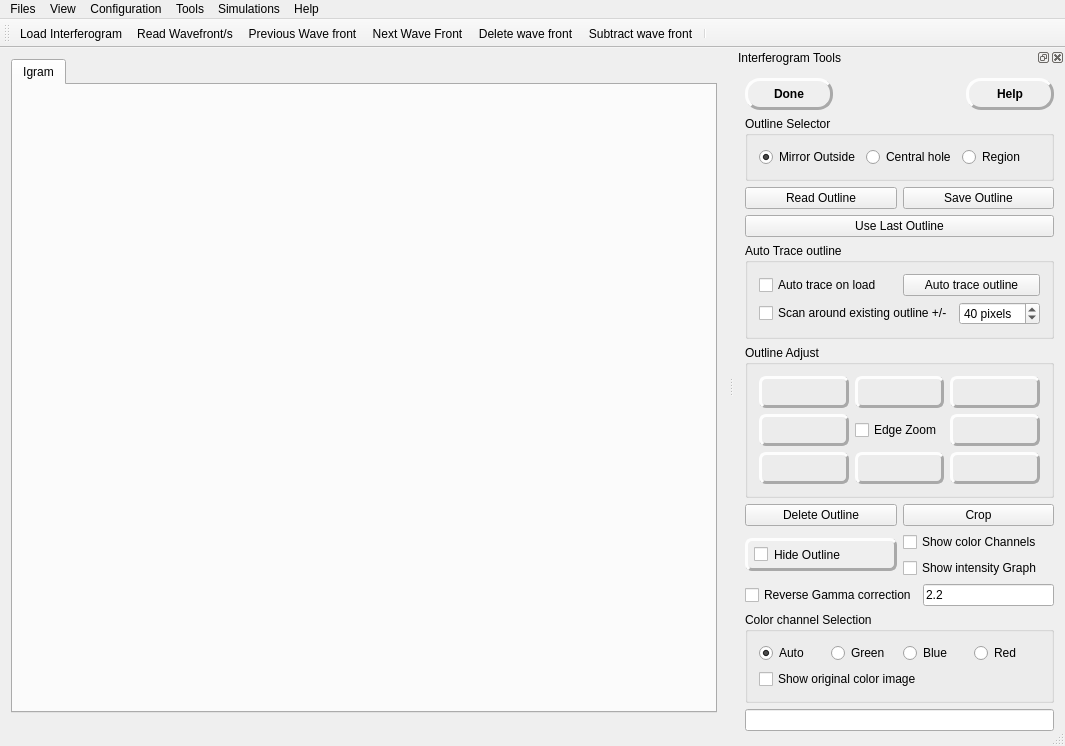
githubdoe/DFTFringe, file mainwindow.ui: the form before one commit.
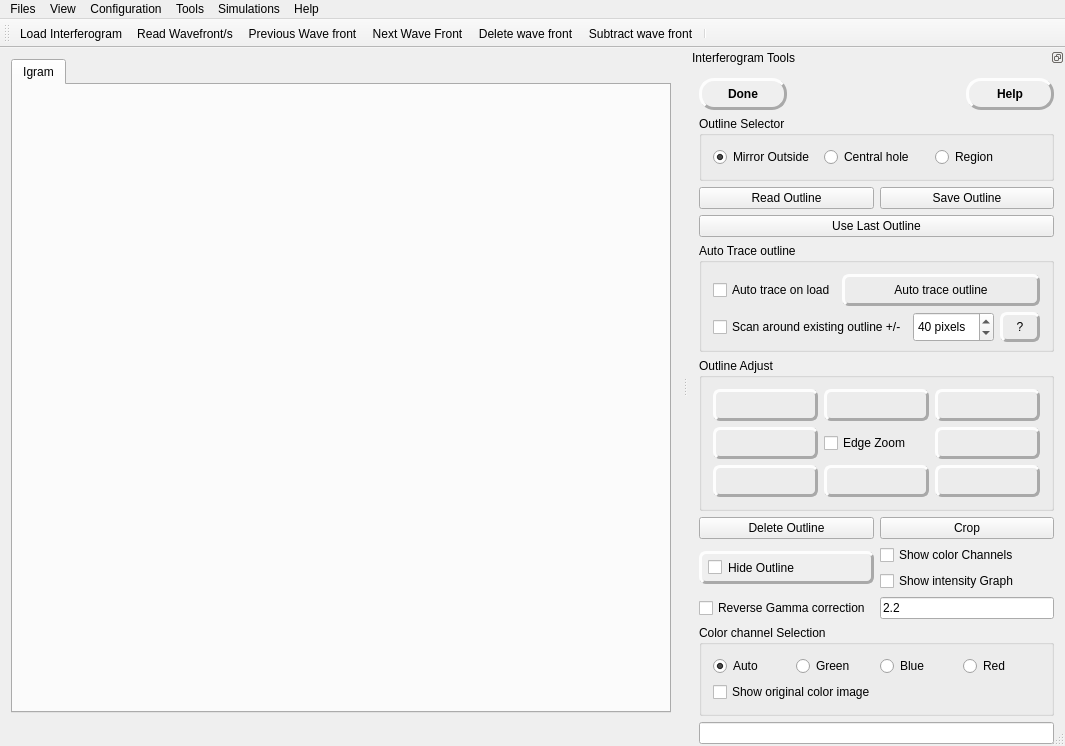
The form after the commit. Icons and pictures are not drawn.

```diff
--- a/mainwindow.ui
+++ b/mainwindow.ui
@@ -153,13 +153,16 @@
    </property>
    <property name="minimumSize">
     <size>
-     <width>329</width>
-     <height>730</height>
+     <width>372</width>
+     <height>735</height>
     </size>
    </property>
    <property name="whatsThis">
     <string/>
    </property>
+   <property name="features">
+    <set>QDockWidget::DockWidgetFloatable|QDockWidget::DockWidgetMovable</set>
+   </property>
    <property name="allowedAreas">
     <set>Qt::LeftDockWidgetArea|Qt::RightDockWidgetArea</set>
    </property>
@@ -380,11 +383,20 @@
        <property name="title">
         <string>Auto Trace outline</string>
        </property>
-       <layout class="QVBoxLayout" name="verticalLayout_4">
+       <layout class="QVBoxLayout" name="verticalLayout_4" stretch="1,2">
+        <property name="bottomMargin">
+         <number>7</number>
+        </property>
         <item>
-         <layout class="QHBoxLayout" name="horizontalLayout_11">
+         <layout class="QHBoxLayout" name="horizontalLayout_11" stretch="2,4">
           <item>
            <widget class="QCheckBox" name="autoTraceCB">
+            <property name="sizePolicy">
+             <sizepolicy hsizetype="Minimum" vsizetype="Preferred">
+              <horstretch>0</horstretch>
+              <verstretch>0</verstretch>
+             </sizepolicy>
+            </property>
             <property name="text">
              <string>Auto trace on load</string>
             </property>
@@ -392,6 +404,20 @@
           </item>
           <item>
            <widget class="QPushButton" name="autoOutline">
+            <property name="sizePolicy">
+             <sizepolicy hsizetype="Minimum" vsizetype="Preferred">
+              <horstretch>0</horstretch>
+              <verstretch>0</verstretch>
+             </sizepolicy>
+            </property>
+            <property name="styleSheet">
+             <string notr="true"> border-style: outset;
+ border-width: 3px;
+ border-radius:7px;
+ border-color: darkgray;
+ min-width: 4em;
+ padding: 6px;</string>
+            </property>
             <property name="text">
              <string>Auto trace outline</string>
             </property>
@@ -400,9 +426,15 @@
          </layout>
         </item>
         <item>
-         <layout class="QHBoxLayout" name="horizontalLayout_10">
+         <layout class="QHBoxLayout" name="horizontalLayout_10" stretch="8,4,2">
           <item>
            <widget class="QCheckBox" name="useExistingAsGuide">
+            <property name="sizePolicy">
+             <sizepolicy hsizetype="Minimum" vsizetype="Preferred">
+              <horstretch>0</horstretch>
+              <verstretch>0</verstretch>
+             </sizepolicy>
+            </property>
             <property name="text">
              <string>Scan around existing outline +/-</string>
             </property>
@@ -410,6 +442,12 @@
           </item>
           <item>
            <widget class="QSpinBox" name="scanMargin">
+            <property name="sizePolicy">
+             <sizepolicy hsizetype="Minimum" vsizetype="Preferred">
+              <horstretch>0</horstretch>
+              <verstretch>0</verstretch>
+             </sizepolicy>
+            </property>
             <property name="toolTip">
              <string>&lt;html&gt;&lt;head/&gt;&lt;body&gt;&lt;p&gt;How many pixels to scan on either side of the existing outine to look for a better outline.&lt;/p&gt;&lt;p&gt;Used when existig outline is used and on the second phase (refine search.)&lt;/p&gt;&lt;/body&gt;&lt;/html&gt;</string>
             </property>
@@ -423,13 +461,46 @@
              <number>1</number>
             </property>
             <property name="maximum">
-             <number>100</number>
+             <number>400</number>
             </property>
             <property name="value">
              <number>40</number>
             </property>
            </widget>
           </item>
+          <item>
+           <widget class="QPushButton" name="autoOutlineHelp">
+            <property name="sizePolicy">
+             <sizepolicy hsizetype="Maximum" vsizetype="Preferred">
+              <horstretch>0</horstretch>
+              <verstretch>0</verstretch>
+             </sizepolicy>
+            </property>
+            <property name="minimumSize">
+             <size>
+              <width>40</width>
+              <height>30</height>
+             </size>
+            </property>
+            <property name="maximumSize">
+             <size>
+              <width>40</width>
+              <height>31</height>
+             </size>
+            </property>
+            <property name="styleSheet">
+             <string notr="true"> border-style: outset;
+ border-width: 3px;
+ border-radius:7px;
+ border-color: darkgray;
+ min-width: 4em;
+ padding: 6px;</string>
+            </property>
+            <property name="text">
+             <string>?</string>
+            </property>
+           </widget>
+          </item>
          </layout>
         </item>
        </layout>
```
Left out of the diff: 2 changed lines with no effect on the pictures.
